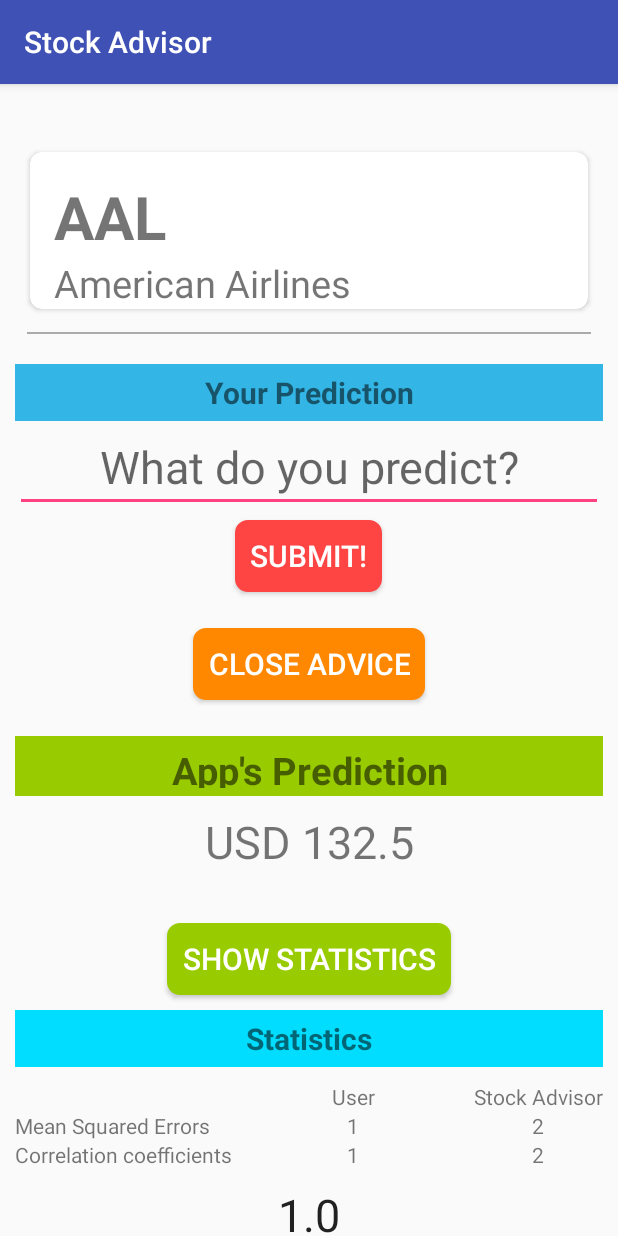
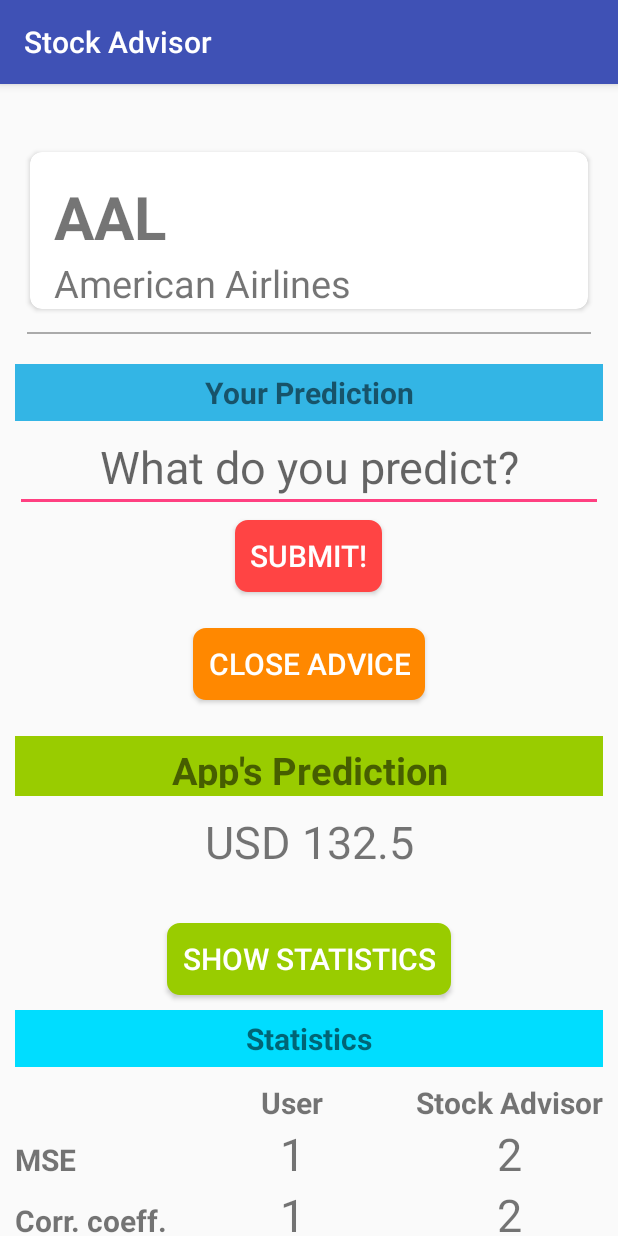
Before and after one commit to maiquynhtruong/Senior-Design, an Android app: the StockDetails screen opened directly, with no data from a screen before it, after a tap on "SHOW ADVICE", on a phone screen of 412 x 824 dp. Run offline under Robolectric (Android 15) with nearby library versions, the phone set to English and light mode, and no system bars; our stand-ins replace ButterKnife; libraries missing offline, so code that uses them is left out: com.github.mikephil.charting; plain views replace LineChart; 5 statements that could not run were skipped.

Commit message:
update stock detail file

```diff
--- a/android-stock-advisor/app/src/main/java/com/example/martinruiz/myapplication/activities/StockDetails.java
+++ b/android-stock-advisor/app/src/main/java/com/example/martinruiz/myapplication/activities/StockDetails.java
@@ -6,6 +6,7 @@ import android.support.v7.app.AppCompatActivity;
 import android.view.View;
 import android.widget.Button;
 import android.widget.EditText;
+import android.widget.TableLayout;
 import android.widget.TextView;
 
 import com.example.martinruiz.myapplication.R;
@@ -35,8 +36,12 @@ public class StockDetails extends AppCompatActivity {
     @BindView(R.id.show_advice_btn) Button showAdviceButton;
     @BindView(R.id.app_prediction) TextView appPrediction;
     @BindView(R.id.app_prediction_title) TextView appPredictionText;
+    @BindView(R.id.show_prediction_stat) Button showStatButton;
+    @BindView(R.id.state_title) TextView tvStatTitle;
+    @BindView(R.id.stat_table) TableLayout tlStatTable;
+    @BindView(R.id.graph_title) TextView tvGraphTitle;
     @BindView(R.id.prediction_chart) LineChart lineChart;
-    @BindView(R.id.show_prediction_stat) Button showStatButton;
+
     private StockQuote stockQuote;
     static boolean adviceShown = false;
     static boolean statShown = false;
@@ -61,32 +66,41 @@ public class StockDetails extends AppCompatActivity {
         tvStockPrice.setText(String.format("USD %s", stockQuote.getStock().getPrice()));
         String userPrediction = etUserPredict.getText().toString();
 
+        setButtons();
+        drawGraph(stockQuote.getStock());
+    }
+
+    private void setButtons() {
         showAdviceButton.setOnClickListener(v -> {
             if (adviceShown) {
                 appPrediction.setVisibility(View.GONE);
                 appPredictionText.setVisibility(View.GONE);
-                showAdviceButton.setText("Show Advice");
+                showAdviceButton.setText("SHOW ADVICE");
             } else {
                 appPrediction.setVisibility(View.VISIBLE);
                 appPredictionText.setVisibility(View.VISIBLE);
-                showAdviceButton.setText("Close Advice");
+                showAdviceButton.setText("CLOSE ADVICE");
             }
             adviceShown = !adviceShown;
         });
 
-        showStatButton.setOnClickListener(new View.OnClickListener() {
-            @Override
-            public void onClick(View v) {
-                if (statShown) {
+        showStatButton.setOnClickListener(v -> {
+            if (statShown) {
+                tvStatTitle.setVisibility(View.GONE);
+                tlStatTable.setVisibility(View.GONE);
+                tvGraphTitle.setVisibility(View.GONE);
+                lineChart.setVisibility(View.GONE);
+                showStatButton.setText("SHOW STATISTICS ");
+            } else {
+                tvStatTitle.setVisibility(View.GONE);
+                tlStatTable.setVisibility(View.GONE);
+                tvGraphTitle.setVisibility(View.GONE);
+                lineChart.setVisibility(View.GONE);
+                showStatButton.setText("CLOSE STATISTICS");
 
-                } else {
-
-                }
-                statShown = !statShown;
             }
+            statShown = !statShown;
         });
-
-        drawGraph(stockQuote.getStock());
     }
 
     private void drawGraph(Stock stock) {
--- a/android-stock-advisor/app/src/main/res/layout/activity_stock_details.xml
+++ b/android-stock-advisor/app/src/main/res/layout/activity_stock_details.xml
@@ -118,7 +118,7 @@
             android:layout_gravity="center_horizontal" />
 
         <TextView
-            android:id="@+id/coefficient_title"
+            android:id="@+id/state_title"
             android:layout_width="match_parent"
             android:layout_height="wrap_content"
             android:layout_marginTop="10dp"
@@ -132,6 +132,7 @@
             />
 
         <TableLayout
+            android:id="@+id/stat_table"
             android:layout_marginTop="10dp"
             android:layout_width="match_parent"
             android:layout_height="wrap_content"
@@ -139,34 +140,40 @@
             android:stretchColumns="1">
             <TableRow>
                 <TextView />
-                <TextView android:text="User" android:gravity="center"/>
-                <TextView android:text="Stock Advisor" android:gravity="center"/>
+                <TextView android:text="User"
+                    android:gravity="center"
+                    android:textStyle="bold"
+                    android:textSize="@dimen/title_size"/>
+                <TextView android:text="Stock Advisor"
+                    android:gravity="center"
+                    android:textStyle="bold"
+                    android:textSize="@dimen/title_size"/>
             </TableRow>
 
             <TableRow>
-                <TextView android:text="Mean Squared Errors"/>
-                <TextView android:text="1" android:gravity="center"/>
-                <TextView android:text="2" android:gravity="center"/>
+                <TextView android:text="MSE"
+                    android:textStyle="bold"
+                    android:textSize="@dimen/title_size"/>
+                <TextView android:text="1"
+                    android:gravity="center"
+                    android:textSize="@dimen/text_size"/>
+                <TextView android:text="2"
+                    android:textSize="@dimen/text_size"
+                    android:gravity="center"/>
             </TableRow>
 
             <TableRow>
-                <TextView android:text="Correlation coefficients"/>
-                <TextView android:text="1" android:gravity="center"/>
-                <TextView android:text="2" android:gravity="center"/>
+                <TextView android:text="Corr. coeff."
+                    android:textStyle="bold"
+                    android:textSize="@dimen/title_size"/>
+                <TextView android:text="1"
+                    android:gravity="center"
+                    android:textSize="@dimen/text_size"/>
+                <TextView android:text="2"
+                    android:gravity="center"
+                    android:textSize="@dimen/text_size"/>
             </TableRow>
         </TableLayout>
-
-
-        <EditText
-            android:id="@+id/coefficient_text"
-            android:layout_width="match_parent"
-            android:layout_height="wrap_content"
-            android:text="1.0"
-            android:textSize="@dimen/text_size"
-            android:gravity="center"
-            android:paddingTop="10dp"
-            android:paddingBottom="10dp"
-            />
 
         <TextView
             android:id="@+id/graph_title"
```
